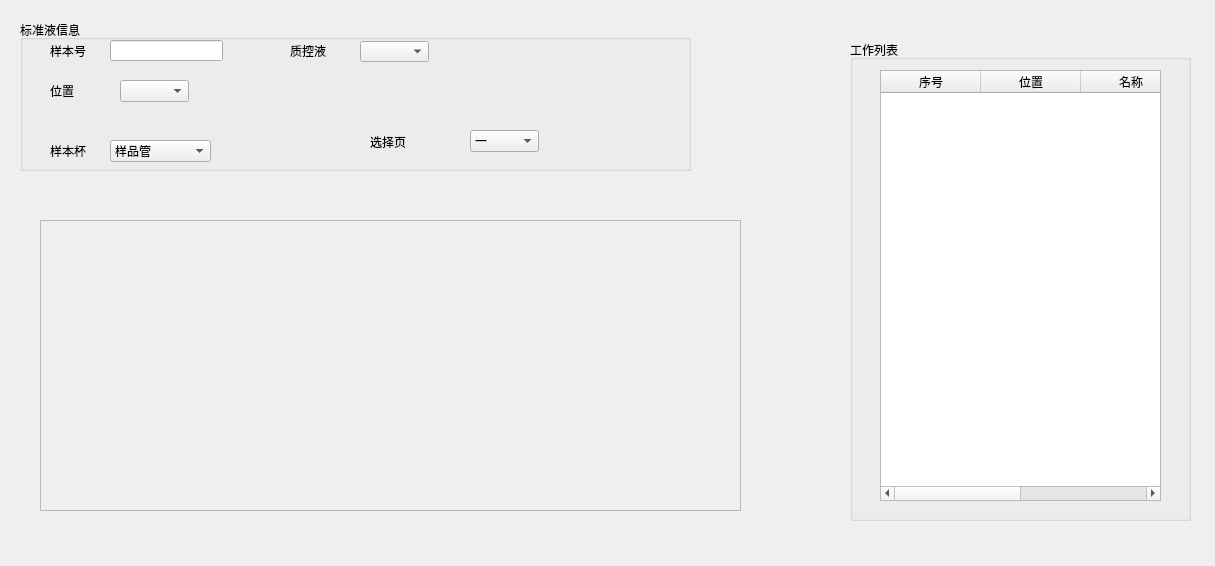
Old version of the form qutab.ui in the repository lsoftp/water.
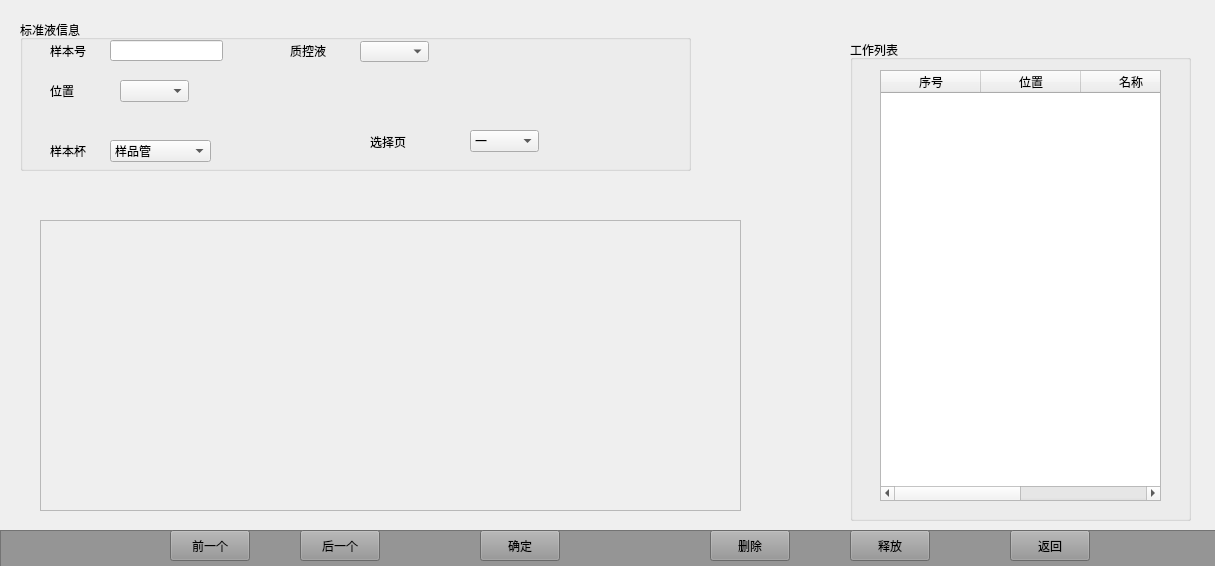
New version of the form.

Commit message: add most gui frame to be detailed

The edit to the form file:
```diff
--- a/qutab.ui
+++ b/qutab.ui
@@ -242,6 +242,109 @@
     </column>
    </widget>
   </widget>
+  <widget class="QFrame" name="frame_8">
+   <property name="geometry">
+    <rect>
+     <x>0</x>
+     <y>530</y>
+     <width>1221</width>
+     <height>40</height>
+    </rect>
+   </property>
+   <property name="styleSheet">
+    <string notr="true">background-color: rgb(149, 149, 149);</string>
+   </property>
+   <property name="frameShape">
+    <enum>QFrame::StyledPanel</enum>
+   </property>
+   <property name="frameShadow">
+    <enum>QFrame::Raised</enum>
+   </property>
+   <widget class="QPushButton" name="pushButton_6">
+    <property name="geometry">
+     <rect>
+      <x>170</x>
+      <y>0</y>
+      <width>80</width>
+      <height>31</height>
+     </rect>
+    </property>
+    <property name="text">
+     <string>前一个</string>
+    </property>
+   </widget>
+   <widget class="QPushButton" name="pushButton_7">
+    <property name="geometry">
+     <rect>
+      <x>300</x>
+      <y>0</y>
+      <width>80</width>
+      <height>31</height>
+     </rect>
+    </property>
+    <property name="text">
+     <string>后一个</string>
+    </property>
+   </widget>
+   <widget class="QPushButton" name="sr_yes">
+    <property name="geometry">
+     <rect>
+      <x>480</x>
+      <y>0</y>
+      <width>80</width>
+      <height>31</height>
+     </rect>
+    </property>
+    <property name="text">
+     <string>确定</string>
+    </property>
+   </widget>
+   <widget class="QPushButton" name="qureturnbtn">
+    <property name="geometry">
+     <rect>
+      <x>1010</x>
+      <y>0</y>
+      <width>80</width>
+      <height>31</height>
+     </rect>
+    </property>
+    <property name="text">
+     <string>返回</string>
+    </property>
+   </widget>
+   <widget class="QPushButton" name="sr_del">
+    <property name="geometry">
+     <rect>
+      <x>710</x>
+      <y>0</y>
+      <width>80</width>
+      <height>31</height>
+     </rect>
+    </property>
+    <property name="text">
+     <string>删除</string>
+    </property>
+   </widget>
+   <widget class="QPushButton" name="pushButton_12">
+    <property name="geometry">
+     <rect>
+      <x>850</x>
+      <y>0</y>
+      <width>80</width>
+      <height>31</height>
+     </rect>
+    </property>
+    <property name="text">
+     <string>释放</string>
+    </property>
+   </widget>
+   <zorder>pushButton_6</zorder>
+   <zorder>pushButton_7</zorder>
+   <zorder>sr_yes</zorder>
+   <zorder>sr_del</zorder>
+   <zorder>pushButton_12</zorder>
+   <zorder>qureturnbtn</zorder>
+  </widget>
  </widget>
  <resources/>
  <connections/>
```
The commit also changes 31 other files.
